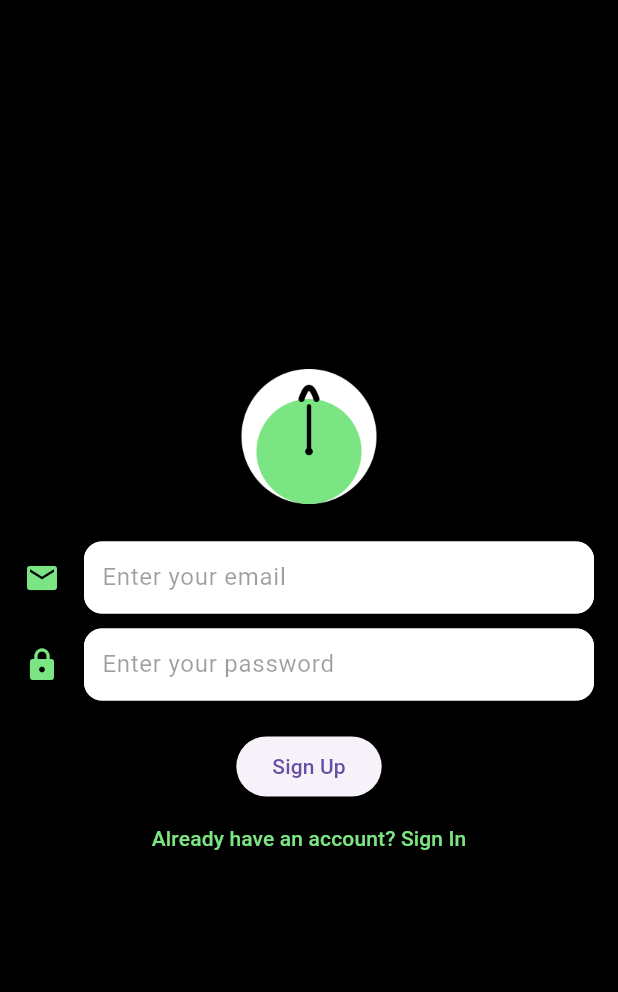
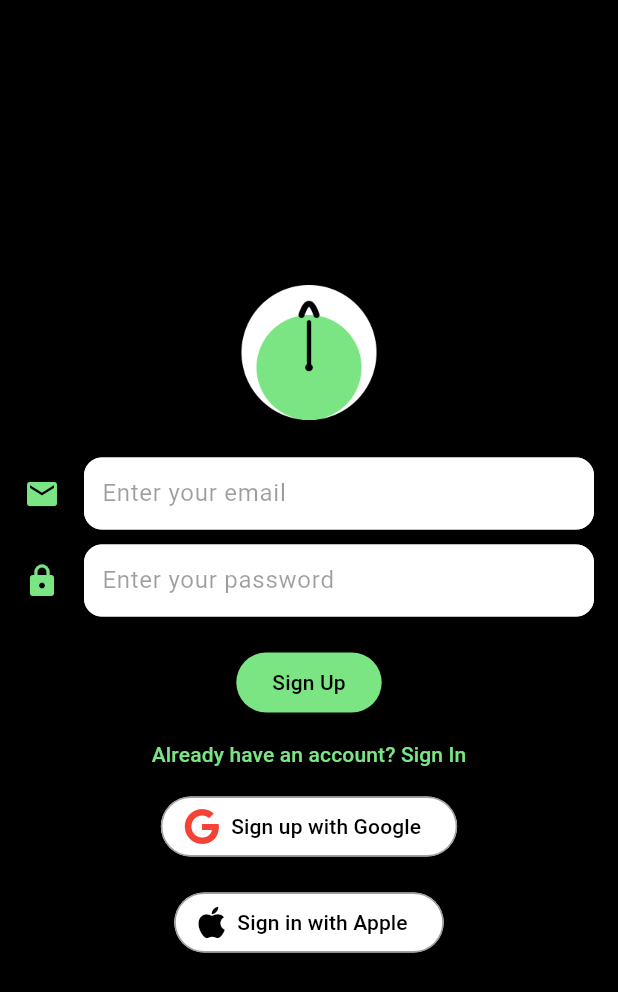
Before and after one commit to alphakzt99/Pomodoro, a Flutter app: the SignInScreen screen opened by its route, after a tap on "Sign In", after a tap on "Create an account here. Sign Up", on a phone screen of 412 x 824 dp. Shown: the top 992 px of the screen. Run offline on Flutter 3.47's test engine with Material 3 defaults, Android fonts, the phone set to English and light mode, and no system bars; our stand-ins replace bloc, firebase_auth, firebase_core, firebase_database, firebase_storage, fluentui_system_icons and 7 more; missing offline and left inert: firebase_app_check, flutter_ringtone_player; accounts and stored records are empty.

Commit message:
added ios sign-in

```diff
--- a/lib/sign_in.dart
+++ b/lib/sign_in.dart
@@ -1,7 +1,8 @@
-import 'package:firebase_auth/firebase_auth.dart';
 import 'package:flutter/material.dart';
+import 'package:font_awesome_flutter/font_awesome_flutter.dart';
 import 'package:pomodoro/database_handler.dart';
 import 'auth_service.dart';
+
 class SignInScreen extends StatefulWidget {
   const SignInScreen({super.key});
 
@@ -41,23 +42,24 @@ class _SignInScreenState extends State<SignInScreen> {
                         contentPadding: EdgeInsets.all(8),
                         iconColor: Theme.of(context).primaryColorLight,
                         hintText: 'Enter your email',
-                        hintStyle: TextStyle(
-                            color: Colors.black38),
+                        hintStyle: TextStyle(color: Colors.black38),
                         icon: Icon(Icons.email),
                         filled: true,
                         fillColor: Theme.of(context).primaryColorDark,
                         border: OutlineInputBorder(
-                          borderRadius: BorderRadius.circular(
-                              12.0),
-                          borderSide: BorderSide(color: Theme.of(context).primaryColorDark),
+                          borderRadius: BorderRadius.circular(12.0),
+                          borderSide: BorderSide(
+                              color: Theme.of(context).primaryColorDark),
                         ),
                         enabledBorder: OutlineInputBorder(
                           borderRadius: BorderRadius.circular(12.0),
-                          borderSide: BorderSide(color: Theme.of(context).primaryColorDark),
+                          borderSide: BorderSide(
+                              color: Theme.of(context).primaryColorDark),
                         ),
                         focusedBorder: OutlineInputBorder(
                           borderRadius: BorderRadius.circular(12.0),
-                          borderSide: BorderSide(color: Theme.of(context).primaryColorDark),
+                          borderSide: BorderSide(
+                              color: Theme.of(context).primaryColorDark),
                         ),
                       ),
                       validator: (value) =>
@@ -70,23 +72,24 @@ class _SignInScreenState extends State<SignInScreen> {
                         contentPadding: EdgeInsets.all(8),
                         iconColor: Theme.of(context).primaryColorLight,
                         hintText: 'Enter your password',
-                        hintStyle: TextStyle(
-                            color: Colors.black38),
+                        hintStyle: TextStyle(color: Colors.black38),
                         icon: Icon(Icons.lock),
                         filled: true,
                         fillColor: Theme.of(context).primaryColorDark,
                         border: OutlineInputBorder(
-                          borderRadius: BorderRadius.circular(
-                              12.0),
-                          borderSide: BorderSide(color: Theme.of(context).primaryColorDark),
+                          borderRadius: BorderRadius.circular(12.0),
+                          borderSide: BorderSide(
+                              color: Theme.of(context).primaryColorDark),
                         ),
                         enabledBorder: OutlineInputBorder(
                           borderRadius: BorderRadius.circular(12.0),
-                          borderSide: BorderSide(color: Theme.of(context).primaryColorDark),
+                          borderSide: BorderSide(
+                              color: Theme.of(context).primaryColorDark),
                         ),
                         focusedBorder: OutlineInputBorder(
                           borderRadius: BorderRadius.circular(12.0),
-                          borderSide: BorderSide(color: Theme.of(context).primaryColorDark),
+                          borderSide: BorderSide(
+                              color: Theme.of(context).primaryColorDark),
                         ),
                       ),
                       obscureText: true,
@@ -108,8 +111,7 @@ class _SignInScreenState extends State<SignInScreen> {
                               _passwordController.text,
                             );
                             if (_auth.currentUser != null && uid != null) {
-                              Navigator.pushReplacementNamed(
-                                  context, '/home');
+                              Navigator.pushReplacementNamed(context, '/home');
                             }
                           } catch (e) {
                             ScaffoldMessenger.of(context).showSnackBar(
@@ -122,12 +124,52 @@ class _SignInScreenState extends State<SignInScreen> {
                     ),
                     TextButton(
                       style: TextButton.styleFrom(
-                        foregroundColor: Theme.of(context).primaryColorLight
-                      ),
+                          foregroundColor: Theme.of(context).primaryColorLight),
                       onPressed: () {
                         Navigator.pushReplacementNamed(context, '/signup');
                       },
                       child: Text('Create an account here. Sign Up'),
+                    ),
+                    ElevatedButton.icon(
+                      style: ElevatedButton.styleFrom(
+                        foregroundColor: Colors.black,
+                        backgroundColor: Colors.white,
+                        side: BorderSide(color: Colors.grey),
+                      ),
+                      icon: FaIcon(
+                        FontAwesomeIcons.google,
+                        size: 24,
+                        color: Colors.red,
+                      ),
+                      label: const Text('Sign in with Google'),
+                      onPressed: () async {
+                        _auth.signInWithGoogle();
+                      },
+                    ),
+                    SizedBox(height: 16),
+                    ElevatedButton.icon(
+                      style: ElevatedButton.styleFrom(
+                        foregroundColor: Colors.black,
+                        backgroundColor: Colors.white,
+                        side: BorderSide(color: Colors.grey),
+                      ),
+                      icon: FaIcon(
+                        FontAwesomeIcons.apple,
+                        size: 24,
+                        color: Colors.black,
+                      ),
+                      label: const Text('Sign in with Apple'),
+                      onPressed: () async {
+                        try {
+                          await _auth.signInWithApple();
+                          Navigator.pushReplacementNamed(context, '/home');
+                        } catch (e) {
+                          ScaffoldMessenger.of(context).showSnackBar(
+                            SnackBar(
+                                content: Text('Failed to sign in with Apple')),
+                          );
+                        }
+                      },
                     ),
                   ],
                 ),
--- a/lib/sign_up.dart
+++ b/lib/sign_up.dart
@@ -3,6 +3,7 @@ import 'package:firebase_auth/firebase_auth.dart';
 import 'package:flutter/material.dart';
 import 'package:pomodoro/database_handler.dart';
 import 'auth_service.dart';
+import 'package:font_awesome_flutter/font_awesome_flutter.dart';
 
 class SignUpScreen extends StatefulWidget {
   const SignUpScreen({super.key});
@@ -102,6 +103,10 @@ class _SignUpScreenState extends State<SignUpScreen> {
                     ),
                     SizedBox(height: 20),
                     ElevatedButton(
+                      style: ElevatedButton.styleFrom(
+                        foregroundColor: Theme.of(context).primaryColor,
+                        backgroundColor: Theme.of(context).primaryColorLight,
+                      ),
                       onPressed: () async {
                         if (_formKey.currentState!.validate()) {
                           try {
@@ -152,6 +157,55 @@ class _SignUpScreenState extends State<SignUpScreen> {
                       },
                       child: Text('Already have an account? Sign In'),
                     ),
+                    ElevatedButton.icon(
+                      style: ElevatedButton.styleFrom(
+                        foregroundColor: Colors.black,
+                        backgroundColor: Colors.white,
+                        side: BorderSide(color: Colors.grey),
+                      ),
+                      icon: FaIcon(
+                        FontAwesomeIcons.google,
+                        size: 24,
+                        color: Colors.red,
+                      ),
+                      label: const Text('Sign up with Google'),
+                      onPressed: () async {
+                        try{
+                          await _auth.signInWithGoogle();
+                          Navigator.pushReplacementNamed(context, '/home');
+                        } catch (e) {
+                          ScaffoldMessenger.of(context).showSnackBar(
+                            SnackBar(
+                                content: Text('Failed to sign in with Google')),
+                          );
+                        }
+                      },
+                    ),
+                    const SizedBox(height: 16),
+                    ElevatedButton.icon(
+                      style: ElevatedButton.styleFrom(
+                        foregroundColor: Colors.black,
+                        backgroundColor: Colors.white,
+                        side: BorderSide(color: Colors.grey),
+                      ),
+                      icon: FaIcon(
+                        FontAwesomeIcons.apple,
+                        size: 24,
+                        color: Colors.black,
+                      ),
+                      label: const Text('Sign in with Apple'),
+                      onPressed: () async {
+                        try {
+                          await _auth.signInWithApple();
+                          Navigator.pushReplacementNamed(context, '/home');
+                        } catch (e) {
+                          ScaffoldMessenger.of(context).showSnackBar(
+                            SnackBar(
+                                content: Text('Failed to sign in with Apple')),
+                          );
+                        }
+                      },
+                    ),
                   ],
                 ),
               ),
```
Also changed, not shown: lib/auth_service.dart (+22 -0 lines).
